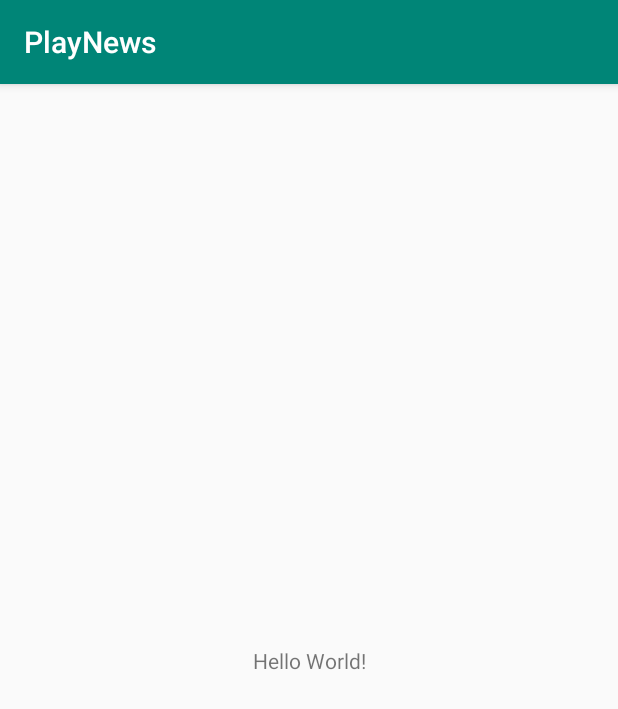
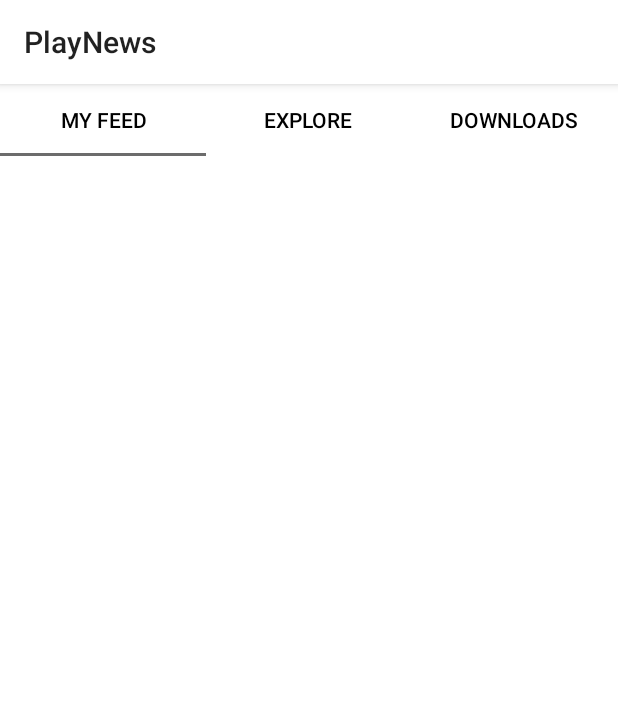
Before and after one commit to Andre-dam/PlayNews, an Android app: the screen it shows after launch (MainActivity), on a phone screen of 412 x 824 dp. Shown: the top 709 px of the screen. Run offline under Robolectric (Android 15) with nearby library versions, the phone set to English and light mode, and no system bars.

Commit message:
Tab widget added

```diff
--- a/app/build.gradle
+++ b/app/build.gradle
@@ -30,4 +30,5 @@
     testImplementation 'junit:junit:4.12'
     androidTestImplementation 'com.android.support.test:runner:1.0.2'
     androidTestImplementation 'com.android.support.test.espresso:espresso-core:3.0.2'
+    implementation 'com.android.support:design:28.0.0'
 }
--- a/app/src/main/java/com/example/andre/playnews/MainActivity.kt
+++ b/app/src/main/java/com/example/andre/playnews/MainActivity.kt
@@ -2,11 +2,14 @@
 
 import android.support.v7.app.AppCompatActivity
 import android.os.Bundle
+import android.support.v7.widget.Toolbar
 
 class MainActivity : AppCompatActivity() {
 
     override fun onCreate(savedInstanceState: Bundle?) {
         super.onCreate(savedInstanceState)
         setContentView(R.layout.activity_main)
+        val myToolbar = findViewById(R.id.actionbarid) as Toolbar
+        setSupportActionBar(myToolbar)
     }
 }
--- a/app/src/main/res/layout/activity_main.xml
+++ b/app/src/main/res/layout/activity_main.xml
@@ -6,13 +6,42 @@
     android:layout_height="match_parent"
     tools:context=".MainActivity">
 
-    <TextView
-        android:layout_width="wrap_content"
+    <android.support.v7.widget.Toolbar
+        android:id="@+id/actionbarid"
+        android:layout_width="match_parent"
+        android:layout_height="?attr/actionBarSize"
+        android:background="@color/colorPrimary"
+        android:elevation="4dp"
+        android:theme="@style/ThemeOverlay.AppCompat.ActionBar"
+        app:popupTheme="@style/ThemeOverlay.AppCompat.Light"></android.support.v7.widget.Toolbar>
+
+    <android.support.design.widget.TabLayout
+        android:id="@+id/tabid"
+        android:layout_width="match_parent"
         android:layout_height="wrap_content"
-        android:text="Hello World!"
-        app:layout_constraintBottom_toBottomOf="parent"
-        app:layout_constraintLeft_toLeftOf="parent"
-        app:layout_constraintRight_toRightOf="parent"
-        app:layout_constraintTop_toTopOf="parent" />
+        app:layout_constraintTop_toBottomOf="@+id/actionbarid"
+        app:tabTextColor="@color/colorPrimaryDark">
+
+        <android.support.design.widget.TabItem
+            android:layout_width="wrap_content"
+            android:layout_height="wrap_content"
+            android:text="MY FEED" />
+
+        <android.support.design.widget.TabItem
+            android:layout_width="wrap_content"
+            android:layout_height="wrap_content"
+            android:text="EXPLORE" />
+
+        <android.support.design.widget.TabItem
+            android:layout_width="wrap_content"
+            android:layout_height="wrap_content"
+            android:text="DOWNLOADS" />
+    </android.support.design.widget.TabLayout>
+
+    <android.support.v7.widget.RecyclerView
+        android:layout_width="match_parent"
+        android:layout_height="wrap_content"
+        app:layout_constraintTop_toBottomOf="@+id/tabid">
+    </android.support.v7.widget.RecyclerView>
 
 </android.support.constraint.ConstraintLayout>
--- a/app/src/main/res/values/colors.xml
+++ b/app/src/main/res/values/colors.xml
@@ -1,6 +1,7 @@
 <?xml version="1.0" encoding="utf-8"?>
 <resources>
-    <color name="colorPrimary">#008577</color>
-    <color name="colorPrimaryDark">#00574B</color>
-    <color name="colorAccent">#D81B60</color>
+    <color name="colorPrimary">#ffffff</color>
+    <color name="colorPrimaryDark">#000000</color>
+    <color name="colorAccent">#6c6c6c</color>
+    <color name="background_material_light">#fafafa</color>
 </resources>
--- a/app/src/main/res/values/styles.xml
+++ b/app/src/main/res/values/styles.xml
@@ -1,11 +1,12 @@
 <resources>
 
     <!-- Base application theme. -->
-    <style name="AppTheme" parent="Theme.AppCompat.Light.DarkActionBar">
+    <style name="AppTheme" parent="Theme.AppCompat.Light.NoActionBar">
         <!-- Customize your theme here. -->
         <item name="colorPrimary">@color/colorPrimary</item>
         <item name="colorPrimaryDark">@color/colorPrimaryDark</item>
         <item name="colorAccent">@color/colorAccent</item>
+        <item name="android:colorBackground">@color/colorPrimary</item>
     </style>
 
 </resources>
```
